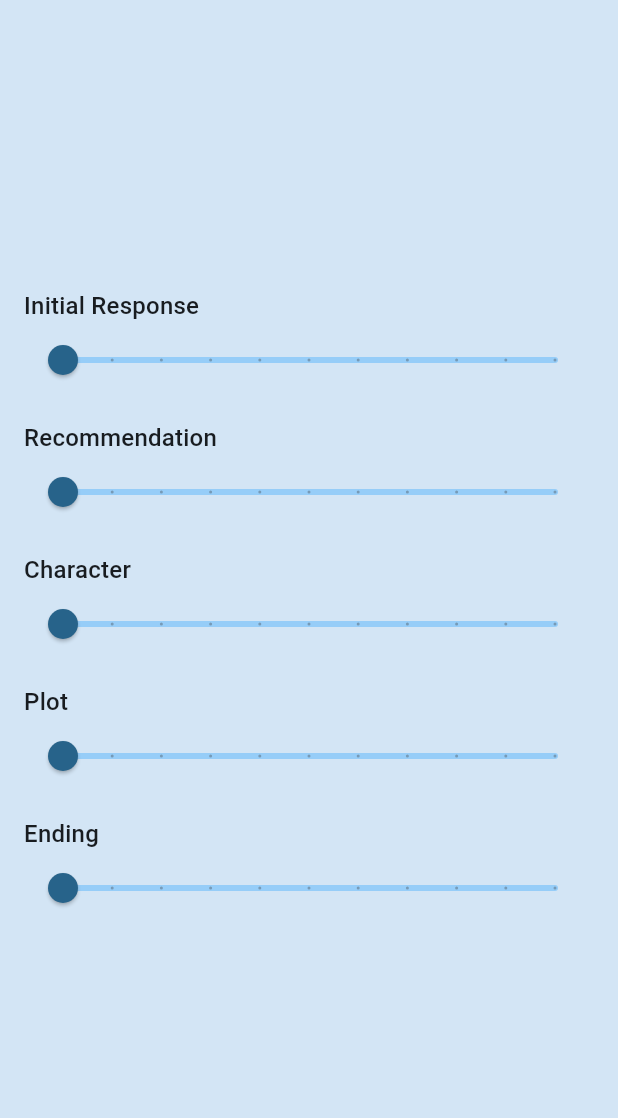
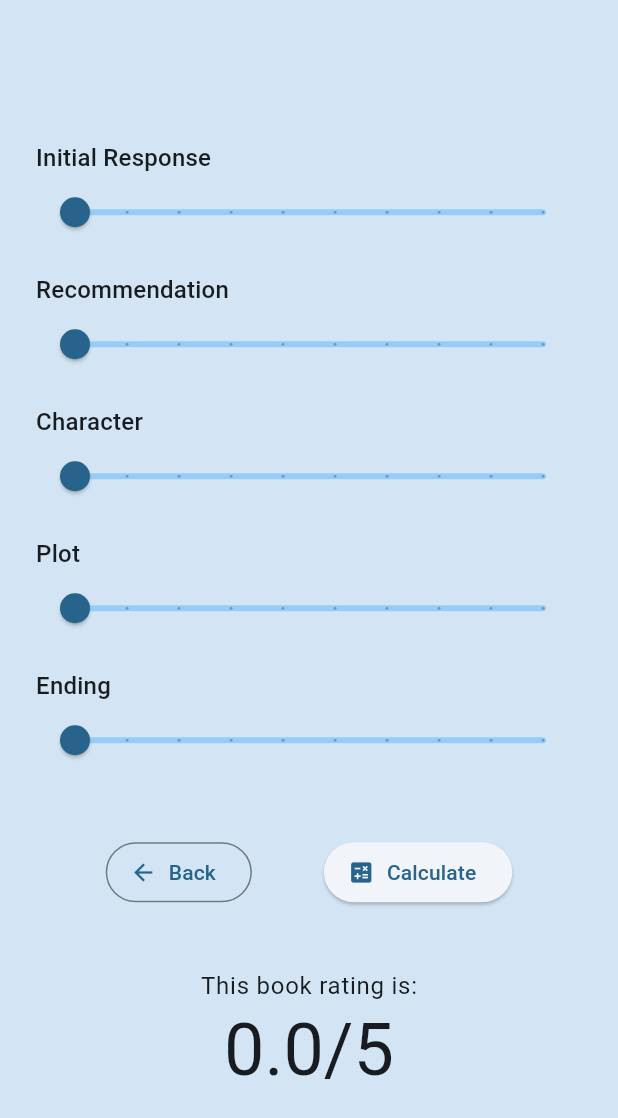
Before and after one commit to dubeyanant/Critiq, a Flutter app: the AddScreen screen opened directly, on a phone screen of 412 x 824 dp. Shown: the top 1118 px of the screen. Run offline on Flutter 3.47's test engine with Material 3 defaults, Android fonts, the phone set to English and light mode, and no system bars; our stand-ins replace get, google_fonts.

Commit message:
feat: add calculate rating button

```diff
--- a/lib/screens/add.dart
+++ b/lib/screens/add.dart
@@ -11,25 +11,96 @@ class SliderController extends GetxController {
   Rx<double> plotScale = (0.0).obs;
   Rx<double> characterScale = (0.0).obs;
   Rx<double> endingScale = (0.0).obs;
+  Rx<double> rating = 0.0.obs;
+
+  void calculateRating() {
+    rating.value = (initialResponseScale.value +
+            recommendationScale.value +
+            rewatchabilityScale.value +
+            plotScale.value +
+            characterScale.value +
+            endingScale.value +
+            5) /
+        10;
+
+/**
+ * Below function is used for rounding the rating value to nearest .5
+ */
+    rating.value = ((rating.value * 2).round() / 2);
   }
+}
+
+final ModeController mc = Get.put(ModeController());
 
 class AddScreen extends StatelessWidget {
   const AddScreen({super.key});
 
   @override
   Widget build(BuildContext context) {
-    final ModeController mc = Get.put(ModeController());
+    final SliderController sc = Get.put(SliderController());
+
+    return Scaffold(
+      backgroundColor: Theme.of(context).colorScheme.secondaryContainer,
+      body: Container(
+        margin: const EdgeInsets.symmetric(horizontal: 24),
+        child: Column(
+          crossAxisAlignment: CrossAxisAlignment.center,
+          mainAxisAlignment: MainAxisAlignment.center,
+          children: [
+            const SliderGroup(),
+            const SizedBox(height: 40),
+            Row(
+              mainAxisAlignment: MainAxisAlignment.center,
+              crossAxisAlignment: CrossAxisAlignment.center,
+              children: [
+                OutlinedButton.icon(
+                  onPressed: () {
+                    Get.back();
+                  },
+                  icon: const Icon(Icons.arrow_back),
+                  label: const Text('Back'),
+                ),
+                const SizedBox(width: 48),
+                ElevatedButton.icon(
+                  onPressed: sc.calculateRating,
+                  icon: const Icon(Icons.calculate),
+                  label: const Text('Calculate'),
+                ),
+              ],
+            ),
+            const SizedBox(height: 40),
+            Text(
+              mc.switchBool.value
+                  ? 'This movie rating is:'
+                  : 'This book rating is:',
+              style: Theme.of(context).textTheme.bodyLarge,
+            ),
+            Obx(
+              () => Text(
+                '${sc.rating}/5',
+                style: Theme.of(context)
+                    .textTheme
+                    .titleLarge!
+                    .copyWith(fontSize: 48),
+              ),
+            ),
+          ],
+        ),
+      ),
+    );
+  }
+}
+
+class SliderGroup extends StatelessWidget {
+  const SliderGroup({super.key});
+
+  @override
+  Widget build(BuildContext context) {
     final SliderController sc = Get.put(SliderController());
 
     return Obx(
-      () => Scaffold(
-        backgroundColor: Theme.of(context).colorScheme.secondaryContainer,
-        body: SafeArea(
-          child: Container(
-            margin: const EdgeInsets.symmetric(horizontal: 16),
-            child: Column(
+      () => Column(
         crossAxisAlignment: CrossAxisAlignment.start,
-              mainAxisAlignment: MainAxisAlignment.center,
         children: [
           Text(
             'Initial Response',
@@ -39,7 +110,7 @@ class AddScreen extends StatelessWidget {
             value: sc.initialResponseScale.value,
             inactiveColor: Theme.of(context).colorScheme.inversePrimary,
             max: 9,
-                  divisions: 10,
+            divisions: 9,
             label: (sc.initialResponseScale.value.round() + 1).toString(),
             onChanged: (double value) {
               sc.initialResponseScale.value = value;
@@ -54,7 +125,7 @@ class AddScreen extends StatelessWidget {
             value: sc.recommendationScale.value,
             inactiveColor: Theme.of(context).colorScheme.inversePrimary,
             max: 9,
-                  divisions: 10,
+            divisions: 9,
             label: (sc.recommendationScale.value.round() + 1).toString(),
             onChanged: (double value) {
               sc.recommendationScale.value = value;
@@ -70,20 +141,16 @@ class AddScreen extends StatelessWidget {
           mc.switchBool.value
               ? Slider(
                   value: sc.rewatchabilityScale.value,
-                        inactiveColor:
-                            Theme.of(context).colorScheme.inversePrimary,
+                  inactiveColor: Theme.of(context).colorScheme.inversePrimary,
                   max: 9,
-                        divisions: 10,
-                        label: (sc.rewatchabilityScale.value.round() + 1)
-                            .toString(),
+                  divisions: 9,
+                  label: (sc.rewatchabilityScale.value.round() + 1).toString(),
                   onChanged: (double value) {
                     sc.rewatchabilityScale.value = value;
                   },
                 )
               : const SizedBox(),
-                mc.switchBool.value
-                    ? const SizedBox(height: 16)
-                    : const SizedBox(),
+          mc.switchBool.value ? const SizedBox(height: 16) : const SizedBox(),
           mc.switchBool.value
               ? const SizedBox()
               : Text(
@@ -94,18 +161,15 @@ class AddScreen extends StatelessWidget {
               ? const SizedBox()
               : Slider(
                   value: sc.characterScale.value,
-                        inactiveColor:
-                            Theme.of(context).colorScheme.inversePrimary,
+                  inactiveColor: Theme.of(context).colorScheme.inversePrimary,
                   max: 9,
-                        divisions: 10,
+                  divisions: 9,
                   label: (sc.characterScale.value.round() + 1).toString(),
                   onChanged: (double value) {
                     sc.characterScale.value = value;
                   },
                 ),
-                mc.switchBool.value
-                    ? const SizedBox()
-                    : const SizedBox(height: 16),
+          mc.switchBool.value ? const SizedBox() : const SizedBox(height: 16),
           Text(
             'Plot',
             style: Theme.of(context).textTheme.titleMedium,
@@ -114,7 +178,7 @@ class AddScreen extends StatelessWidget {
             value: sc.plotScale.value,
             max: 9,
             inactiveColor: Theme.of(context).colorScheme.inversePrimary,
-                  divisions: 10,
+            divisions: 9,
             label: (sc.plotScale.value.round() + 1).toString(),
             onChanged: (double value) {
               sc.plotScale.value = value;
@@ -129,17 +193,13 @@ class AddScreen extends StatelessWidget {
             value: sc.endingScale.value,
             inactiveColor: Theme.of(context).colorScheme.inversePrimary,
             max: 9,
-                  divisions: 10,
+            divisions: 9,
             label: (sc.endingScale.value.round() + 1).toString(),
             onChanged: (double value) {
               sc.endingScale.value = value;
             },
           ),
-                const SizedBox(height: 16),
         ],
-            ),
-          ),
-        ),
       ),
     );
   }
```
Lines whose indentation alone changed are shown as unchanged.
